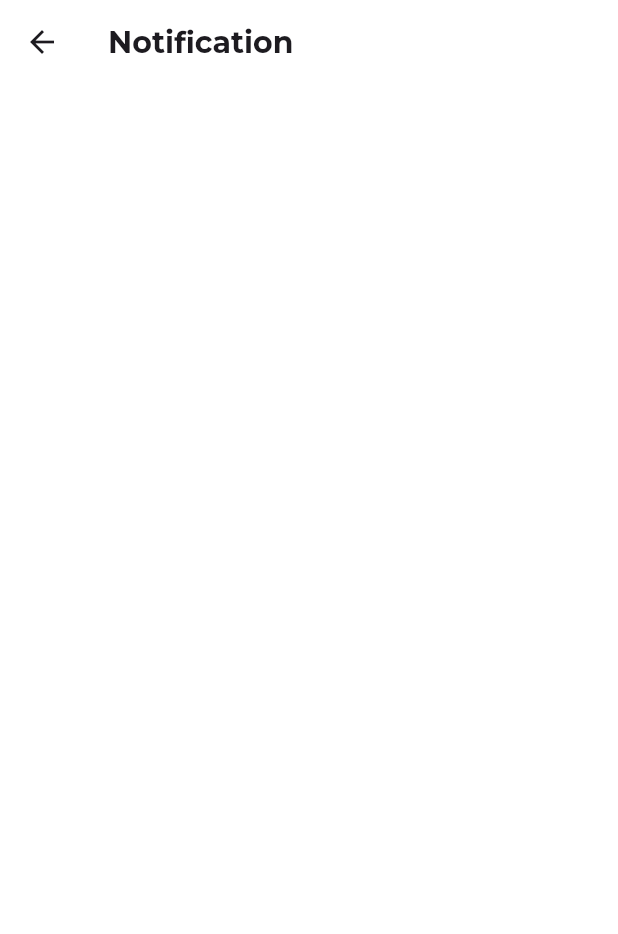
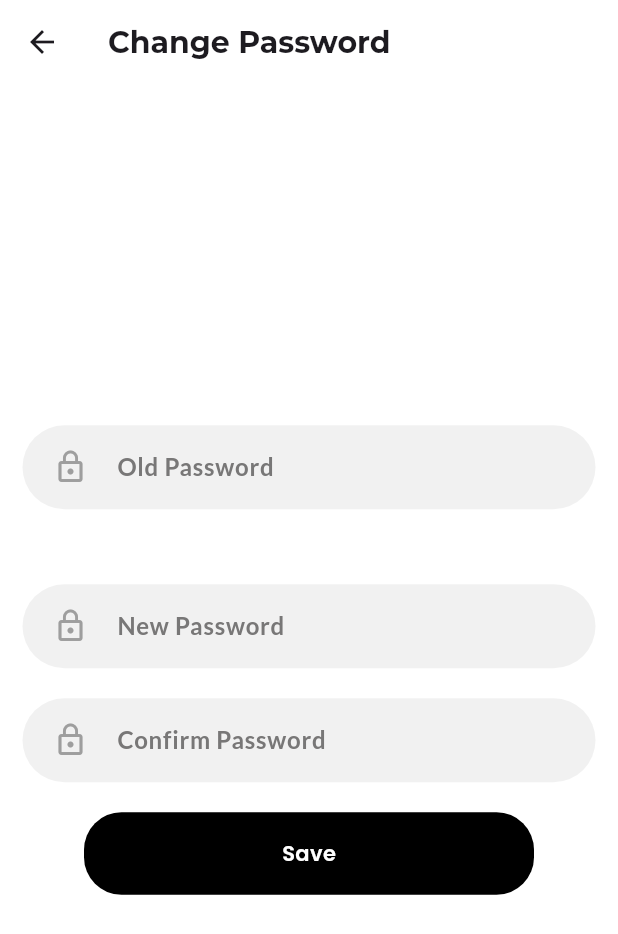
Before and after one commit to H4R1-4926/shopping_app_admin, a Flutter app: the ChangePassword screen opened directly, on a phone screen of 412 x 824 dp. Shown: the top 934 px of the screen. Run offline on Flutter 3.47's test engine with Material 3 defaults, Android fonts, the phone set to English and light mode, and no system bars; our stand-ins replace bloc, carousel_slider, flutter_bloc, flutter_colorpicker, freezed_annotation, google_fonts and 5 more.

Commit message:
modified page

```diff
--- a/lib/Presentation/Screens/Account/Password/change_password.dart
+++ b/lib/Presentation/Screens/Account/Password/change_password.dart
@@ -1,6 +1,7 @@
 import 'package:flutter/material.dart';
 import 'package:google_fonts/google_fonts.dart';
 import 'package:shopping_app_admin/Core/colors.dart';
+import 'package:shopping_app_admin/Core/size.dart';
 
 class ChangePassword extends StatelessWidget {
   const ChangePassword({super.key});
@@ -12,11 +13,133 @@ class ChangePassword extends StatelessWidget {
         surfaceTintColor: kwhite,
         backgroundColor: kwhite,
         title: Text(
-          'Notification',
+          'Change Password',
           style:
               GoogleFonts.montserrat(fontWeight: FontWeight.bold, fontSize: 20),
         ),
       ),
+      body: Column(
+        mainAxisAlignment: MainAxisAlignment.center,
+        children: [
+          Flexible(
+            child: Padding(
+              padding: const EdgeInsets.symmetric(horizontal: 15),
+              child: TextFormField(
+                cursorColor: kblack,
+                keyboardType: TextInputType.visiblePassword,
+                decoration: InputDecoration(
+                    focusColor: kblack,
+                    focusedBorder: OutlineInputBorder(
+                        borderRadius: BorderRadius.circular(20),
+                        borderSide: const BorderSide(width: 1.5)),
+                    prefixIcon: const Padding(
+                      padding: EdgeInsets.only(left: 20, right: 15),
+                      child: Icon(Icons.lock_outline),
+                    ),
+                    prefixIconColor: Colors.grey,
+                    hintText: 'Old Password',
+                    hintStyle: GoogleFonts.lato(
+                        color: const Color.fromARGB(255, 120, 119, 119),
+                        fontWeight: FontWeight.bold),
+                    fillColor: Theme.of(context).brightness == Brightness.dark
+                        ? kdarkcolor3
+                        : klightGrey,
+                    filled: true,
+                    border: OutlineInputBorder(
+                        borderSide: BorderSide.none,
+                        borderRadius: BorderRadius.circular(50))),
+              ),
+            ),
+          ),
+          kSizedBoxHeight40,
+          kSizedBoxHeight10,
+          Flexible(
+            child: Padding(
+              padding: const EdgeInsets.symmetric(horizontal: 15),
+              child: TextFormField(
+                cursorColor: kblack,
+                keyboardType: TextInputType.visiblePassword,
+                decoration: InputDecoration(
+                    focusColor: kblack,
+                    focusedBorder: OutlineInputBorder(
+                        borderRadius: BorderRadius.circular(20),
+                        borderSide: const BorderSide(width: 1.5)),
+                    prefixIcon: const Padding(
+                      padding: EdgeInsets.only(left: 20, right: 15),
+                      child: Icon(Icons.lock_outline),
+                    ),
+                    prefixIconColor: Colors.grey,
+                    hintText: 'New Password',
+                    hintStyle: GoogleFonts.lato(
+                        color: const Color.fromARGB(255, 120, 119, 119),
+                        fontWeight: FontWeight.bold),
+                    fillColor: Theme.of(context).brightness == Brightness.dark
+                        ? kdarkcolor3
+                        : klightGrey,
+                    filled: true,
+                    border: OutlineInputBorder(
+                        borderSide: BorderSide.none,
+                        borderRadius: BorderRadius.circular(50))),
+              ),
+            ),
+          ),
+          kSizedBoxHeight20,
+          Flexible(
+            child: Padding(
+              padding: const EdgeInsets.symmetric(horizontal: 15),
+              child: TextFormField(
+                cursorColor: kblack,
+                keyboardType: TextInputType.visiblePassword,
+                decoration: InputDecoration(
+                    focusColor: kblack,
+                    focusedBorder: OutlineInputBorder(
+                        borderRadius: BorderRadius.circular(20),
+                        borderSide: const BorderSide(width: 1.5)),
+                    prefixIcon: const Padding(
+                      padding: EdgeInsets.only(left: 20, right: 15),
+                      child: Icon(Icons.lock_outline),
+                    ),
+                    prefixIconColor: Colors.grey,
+                    hintText: 'Confirm Password',
+                    hintStyle: GoogleFonts.lato(
+                        color: const Color.fromARGB(255, 120, 119, 119),
+                        fontWeight: FontWeight.bold),
+                    fillColor: Theme.of(context).brightness == Brightness.dark
+                        ? kdarkcolor3
+                        : klightGrey,
+                    filled: true,
+                    border: OutlineInputBorder(
+                        borderSide: BorderSide.none,
+                        borderRadius: BorderRadius.circular(50))),
+              ),
+            ),
+          ),
+          kSizedBoxHeight20,
+          Flexible(
+            child: GestureDetector(
+              onTap: () {
+                Navigator.pop(context);
+              },
+              child: Container(
+                height: 55,
+                width: 300,
+                decoration: BoxDecoration(
+                    color: Theme.of(context).brightness == Brightness.dark
+                        ? kdarkcolor1
+                        : kblack,
+                    borderRadius: BorderRadius.circular(25)),
+                child: Center(
+                  child: Text(
+                    'Save',
+                    style: GoogleFonts.poppins(
+                        color: kwhite, fontWeight: FontWeight.w600),
+                  ),
+                ),
+              ),
+            ),
+          ),
+        ],
+      ),
     );
   }
 }
```
